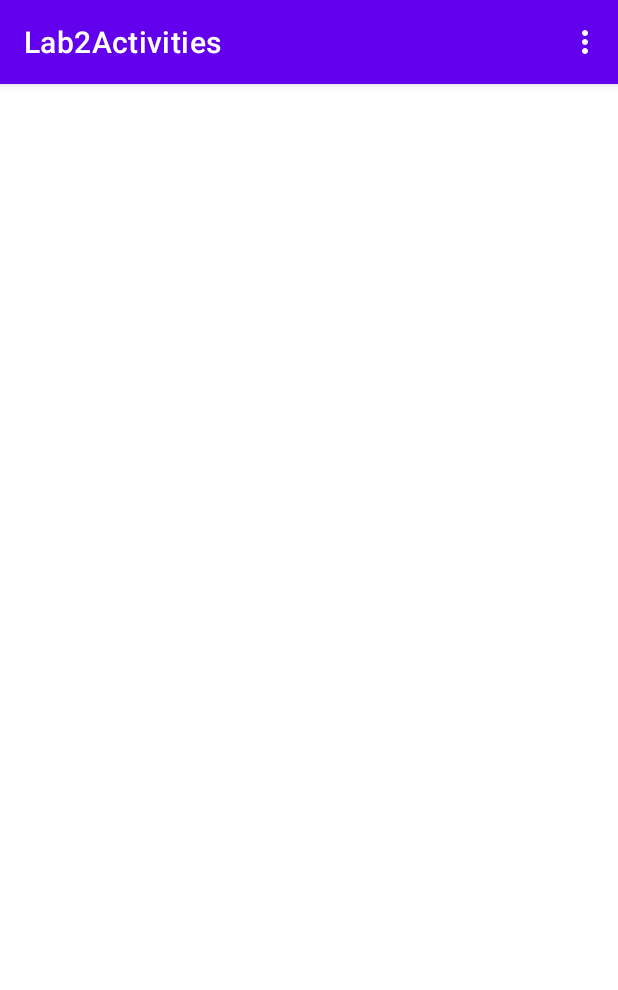
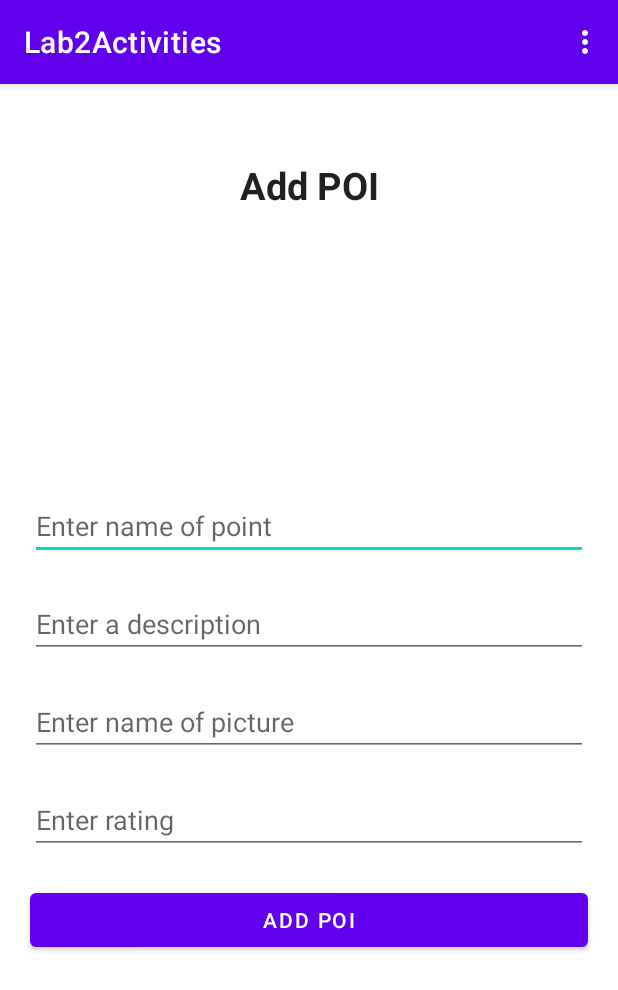
Before and after one commit to danieltorresg/Lab2CM20211-Gr05, an Android app: the AddPoi screen opened directly, with no data from a screen before it, on a phone screen of 412 x 824 dp. Shown: the top 990 px of the screen. Run offline under Robolectric (Android 15) with nearby library versions, the phone set to English and light mode, and no system bars.

Commit message:
add poi function

```diff
--- a/lab2activities/build.gradle
+++ b/lab2activities/build.gradle
@@ -14,6 +14,11 @@ android {
         versionName "1.0"
 
         testInstrumentationRunner "androidx.test.runner.AndroidJUnitRunner"
+        javaCompileOptions {
+            annotationProcessorOptions {
+                arguments = ["room.schemaLocation": "$projectDir/schemas".toString()]
+            }
+        }
     }
 
     buildTypes {
--- a/lab2activities/src/main/java/co/edu/udea/compumovil/gr05_20211/lab2/Login.java
+++ b/lab2activities/src/main/java/co/edu/udea/compumovil/gr05_20211/lab2/Login.java
@@ -61,7 +61,8 @@ public class Login extends AppCompatActivity {
                                 });
                             } else {
                                 String email = userEntity.email;
-                                saveSession(email);
+                                String userId = userEntity.userId;
+                                saveSession(email, userId);
                                 startActivity(new Intent(
                                     Login.this, HomeScreen.class)
                                     .putExtra("email", email));
@@ -88,9 +89,10 @@ public class Login extends AppCompatActivity {
         return this.preferences.getBoolean("session", false);
     }
 
-    private void saveSession(String email){
+    private void saveSession(String email, String userId){
         editor.putBoolean("session", true);
         editor.putString("email", email);
+        editor.putString("userId", userId);
         editor.apply();
 
     }
--- /dev/null
+++ b/lab2activities/src/main/java/co/edu/udea/compumovil/gr05_20211/lab2/PoiDao.java
@@ -0,0 +1,17 @@
+package co.edu.udea.compumovil.gr05_20211.lab2;
+
+import androidx.room.Dao;
+import androidx.room.Insert;
+import androidx.room.Query;
+
+import java.util.List;
+
+@Dao
+public interface PoiDao {
+
+    @Insert
+    void  registerPoi(PoiEntity poiEntity);
+
+    @Query("SELECT * from pois where userId=(:userId)")
+    List<PoiEntity> getPois(String userId);
+}
--- a/lab2activities/src/main/java/co/edu/udea/compumovil/gr05_20211/lab2/UserDatabase.java
+++ b/lab2activities/src/main/java/co/edu/udea/compumovil/gr05_20211/lab2/UserDatabase.java
@@ -6,7 +6,7 @@ import androidx.room.Database;
 import androidx.room.Room;
 import androidx.room.RoomDatabase;
 
-@Database(entities = {UserEntity.class}, version = 1)
+@Database(entities = {UserEntity.class, PoiEntity.class}, version = 1)
 public abstract class UserDatabase extends RoomDatabase {
 
     private static final String dbName = "user";
@@ -23,6 +23,7 @@ public abstract class UserDatabase extends RoomDatabase {
     }
 
     public abstract UserDao userDao();
+    public abstract PoiDao poiDao();
 
 
 }
--- a/lab2activities/src/main/java/co/edu/udea/compumovil/gr05_20211/lab2/UserEntity.java
+++ b/lab2activities/src/main/java/co/edu/udea/compumovil/gr05_20211/lab2/UserEntity.java
@@ -3,10 +3,11 @@ package co.edu.udea.compumovil.gr05_20211.lab2;
 
 import androidx.room.ColumnInfo;
 import androidx.room.Entity;
+import androidx.room.Index;
 import androidx.room.Insert;
 import androidx.room.PrimaryKey;
 
-@Entity(tableName = "users")
+@Entity(tableName = "users", indices = {@Index(value = {"userId"},unique = true)})
 public class UserEntity {
 
     @PrimaryKey(autoGenerate = true)
--- a/lab2activities/src/main/res/layout/activity_add_poi.xml
+++ b/lab2activities/src/main/res/layout/activity_add_poi.xml
@@ -6,5 +6,78 @@
     android:layout_height="match_parent"
     tools:context=".AddPoi">
 
+    <TextView
+        android:id="@+id/textView5"
+        style="@style/TextAppearance.AppCompat.Headline"
+        android:layout_width="match_parent"
+        android:layout_height="wrap_content"
+        android:layout_margin="20dp"
+        android:text="Add POI"
+        android:textAlignment="center"
+        android:textSize="25dp"
+        android:textStyle="bold"
+        app:layout_constraintBottom_toBottomOf="parent"
+        app:layout_constraintEnd_toEndOf="parent"
+        app:layout_constraintHorizontal_bias="0.175"
+        app:layout_constraintStart_toStartOf="parent"
+        app:layout_constraintTop_toTopOf="parent"
+        app:layout_constraintVertical_bias="0.043" />
+
+    <EditText
+        android:id="@+id/namePOI"
+        android:layout_width="match_parent"
+        android:layout_height="wrap_content"
+        android:layout_margin="20dp"
+        android:hint="Enter name of point"
+        app:layout_constraintBottom_toTopOf="@+id/descriptionPOI"
+        app:layout_constraintEnd_toEndOf="parent"
+        app:layout_constraintStart_toStartOf="parent" />
+
+    <EditText
+        android:id="@+id/descriptionPOI"
+        android:layout_width="match_parent"
+        android:layout_height="wrap_content"
+        android:layout_margin="20dp"
+        android:hint="Enter a description"
+        app:layout_constraintBottom_toTopOf="@+id/picturePOI"
+        app:layout_constraintEnd_toEndOf="parent"
+        app:layout_constraintHorizontal_bias="0.4"
+        app:layout_constraintStart_toStartOf="parent" />
+
+    <EditText
+        android:id="@+id/picturePOI"
+        android:layout_width="match_parent"
+        android:layout_height="wrap_content"
+        android:layout_margin="20dp"
+        android:hint="Enter name of picture"
+        app:layout_constraintBottom_toTopOf="@+id/ratingPOI"
+        app:layout_constraintEnd_toEndOf="parent"
+        app:layout_constraintHorizontal_bias="0.15"
+        app:layout_constraintStart_toStartOf="parent" />
+
+    <EditText
+        android:id="@+id/ratingPOI"
+        android:layout_width="match_parent"
+        android:layout_height="wrap_content"
+        android:layout_margin="20dp"
+        android:hint="Enter rating"
+        android:inputType="numberDecimal|numberSigned"
+        app:layout_constraintBottom_toTopOf="@+id/btnAddPoi"
+        app:layout_constraintEnd_toEndOf="parent"
+        app:layout_constraintHorizontal_bias="0.6"
+        app:layout_constraintStart_toStartOf="parent" />
+
+    <Button
+        android:id="@+id/btnAddPoi"
+        android:layout_width="match_parent"
+        android:layout_height="wrap_content"
+        android:layout_margin="20sp"
+        android:layout_marginEnd="20dp"
+        android:text="Add POI"
+        app:layout_constraintBottom_toBottomOf="parent"
+        app:layout_constraintEnd_toEndOf="parent"
+        app:layout_constraintTop_toTopOf="parent"
+        app:layout_constraintVertical_bias="0.755" />
+
 
 </androidx.constraintlayout.widget.ConstraintLayout>
```
Also changed, not shown: lab2activities/src/main/java/co/edu/udea/compumovil/gr05_20211/lab2/AddPoi.java (+59 -1 lines), lab2activities/src/main/java/co/edu/udea/compumovil/gr05_20211/lab2/PoiEntity.java (added, +85 -0 lines), 2 other files.
